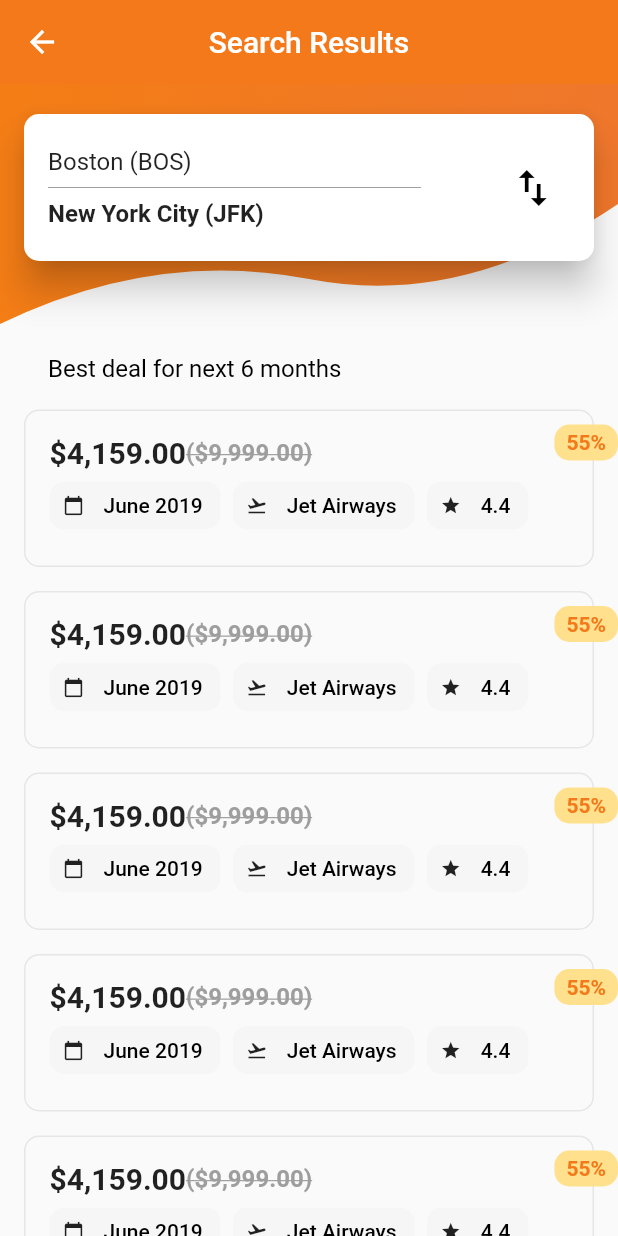
After one commit to dutchmanbd/flighttickets, a Flutter app: the FlightListing screen opened directly, on a phone screen of 412 x 824 dp. The commit adds this screen. Run offline on Flutter 3.47's test engine with Material 2 defaults, Android fonts, the phone set to English and light mode, and no system bars; Roboto replaces fonts that are missing (Oxygen).

Commit message:
complete search screen statically

```diff
--- /dev/null
+++ b/lib/flight_list.dart
@@ -0,0 +1,229 @@
+import 'package:flighttickets/CustomShapeClipper.dart';
+import 'package:flighttickets/main.dart';
+import 'package:flutter/material.dart';
+
+var discountBackgroundColor = Color(0xFFFFE08D);
+var flightBorderColor = Color(0xFFE6E6E6);
+var chipBackgroundColor = Color(0xFFF6F6F6);
+
+class FlightListing extends StatelessWidget {
+  @override
+  Widget build(BuildContext context) {
+    return Scaffold(
+      appBar: AppBar(
+        elevation: 0.0,
+        title: Text("Search Results"),
+        centerTitle: true,
+        leading: InkWell(
+          onTap: () {
+            Navigator.pop(context);
+          },
+          child: Icon(Icons.arrow_back),
+        ),
+      ),
+      body: SingleChildScrollView(
+        scrollDirection: Axis.vertical,
+        child: Column(
+          children: <Widget>[
+            FlightListTopPart(),
+            SizedBox(
+              height: 20.0,
+            ),
+            FlightListBottomPart(),
+          ],
+        ),
+      ),
+    );
+  }
+}
+
+class FlightListTopPart extends StatelessWidget {
+  @override
+  Widget build(BuildContext context) {
+    return Stack(
+      children: <Widget>[
+        ClipPath(
+          clipper: CustomShapeClipper(),
+          child: Container(
+            decoration: BoxDecoration(gradient: clipLinearGradient),
+            height: 160.0,
+          ),
+        ),
+        Column(
+          children: <Widget>[
+            SizedBox(
+              height: 20.0,
+            ),
+            Card(
+              shape: RoundedRectangleBorder(
+                  borderRadius: BorderRadius.all(Radius.circular(10.0))),
+              margin: EdgeInsets.symmetric(horizontal: 16.0),
+              elevation: 10.0,
+              child: Container(
+                padding: EdgeInsets.symmetric(horizontal: 16.0, vertical: 22.0),
+                child: Row(
+                  mainAxisSize: MainAxisSize.max,
+                  children: <Widget>[
+                    Expanded(
+                      flex: 5,
+                      child: Column(
+                        mainAxisAlignment: MainAxisAlignment.center,
+                        crossAxisAlignment: CrossAxisAlignment.start,
+                        children: <Widget>[
+                          Text("Boston (BOS)",
+                              style: TextStyle(fontSize: 16.0)),
+                          Divider(
+                            color: Colors.grey,
+                          ),
+                          Text("New York City (JFK)",
+                              style: TextStyle(
+                                  fontSize: 16.0, fontWeight: FontWeight.bold))
+                        ],
+                      ),
+                    ),
+                    Spacer(),
+                    Expanded(
+                      flex: 1,
+                      child: Icon(
+                        Icons.import_export,
+                        color: Colors.black,
+                        size: 32.0,
+                      ),
+                    )
+                  ],
+                ),
+              ),
+            ),
+          ],
+        )
+      ],
+    );
+  }
+}
+
+class FlightListBottomPart extends StatelessWidget {
+  @override
+  Widget build(BuildContext context) {
+    return Padding(
+      padding: EdgeInsets.only(left: 16.0),
+      child: Column(
+        crossAxisAlignment: CrossAxisAlignment.start,
+        children: <Widget>[
+          Padding(
+            padding: EdgeInsets.symmetric(horizontal: 16.0),
+            child: Text(
+              "Best deal for next 6 months",
+              style: dropDownMenuItemStyle,
+            ),
+          ),
+          SizedBox(
+            height: 10.0,
+          ),
+          ListView(
+            shrinkWrap: true,
+            physics: ClampingScrollPhysics(),
+            scrollDirection: Axis.vertical,
+            children: <Widget>[
+              FlightListCard(),
+              FlightListCard(),
+              FlightListCard(),
+              FlightListCard(),
+              FlightListCard(),
+              FlightListCard(),
+            ],
+          )
+        ],
+      ),
+    );
+  }
+}
+
+class FlightListCard extends StatelessWidget {
+  @override
+  Widget build(BuildContext context) {
+    return Padding(
+      padding: const EdgeInsets.symmetric(vertical: 8.0),
+      child: Stack(
+        children: <Widget>[
+          Container(
+            margin: EdgeInsets.only(right: 16.0),
+            decoration: BoxDecoration(
+                borderRadius: BorderRadius.all(Radius.circular(10.0)),
+                border: Border.all(color: flightBorderColor)),
+            child: Padding(
+              padding: const EdgeInsets.all(16.0),
+              child: Column(
+                crossAxisAlignment: CrossAxisAlignment.start,
+                children: <Widget>[
+                  Row(
+                    children: <Widget>[
+                      Text(
+                        "${formatCurrency.format(4159)}",
+                        style: TextStyle(
+                            fontWeight: FontWeight.bold, fontSize: 20.0),
+                      ),
+                      Text(
+                        "(${formatCurrency.format(9999)})",
+                        style: TextStyle(
+                            fontWeight: FontWeight.bold,
+                            fontSize: 16.0,
+                            decoration: TextDecoration.lineThrough,
+                            color: Colors.grey),
+                      )
+                    ],
+                  ),
+                  Wrap(
+                    spacing: 8.0,
+                    runSpacing: -8.0,
+                    children: <Widget>[
+                      FlightDetailChip(Icons.calendar_today, "June 2019"),
+                      FlightDetailChip(Icons.flight_takeoff, "Jet Airways"),
+                      FlightDetailChip(Icons.star, "4.4")
+                    ],
+                  )
+                ],
+              ),
+            ),
+          ),
+          Positioned(
+            top: 10.0,
+            right: 0.0,
+            child: Container(
+              padding: EdgeInsets.symmetric(horizontal: 8.0, vertical: 4.0),
+              child: Text("55%",
+                  style: TextStyle(
+                      fontSize: 14.0,
+                      color: appTheme.primaryColor,
+                      fontWeight: FontWeight.bold)),
+              decoration: BoxDecoration(
+                  color: discountBackgroundColor,
+                  borderRadius: BorderRadius.all(Radius.circular(10.0))),
+            ),
+          )
+        ],
+      ),
+    );
+  }
+}
+
+class FlightDetailChip extends StatelessWidget {
+  final IconData iconData;
+  final String label;
+
+  FlightDetailChip(this.iconData, this.label);
+
+  @override
+  Widget build(BuildContext context) {
+    return RawChip(
+      label: Text(label),
+      labelStyle: TextStyle(color: Colors.black, fontSize: 14.0),
+      backgroundColor: chipBackgroundColor,
+      avatar: Icon(
+        iconData,
+        size: 14.0,
+      ),
+      shape: RoundedRectangleBorder(
+          borderRadius: BorderRadius.all(Radius.circular(10.0))),
+    );
+  }
+}
--- a/lib/main.dart
+++ b/lib/main.dart
@@ -1,5 +1,6 @@
 import 'package:flighttickets/CustomAppBar.dart';
 import 'package:flighttickets/CustomShapeClipper.dart';
+import 'package:flighttickets/flight_list.dart';
 import 'package:flutter/material.dart';
 import 'package:intl/intl.dart';
 
@@ -14,6 +15,7 @@ void main() => runApp(
 
 var firstColor = Color(0xFFF47D15);
 var secondColor = Color(0xFFEF772C);
+var clipLinearGradient = LinearGradient(colors: [firstColor, secondColor]);
 
 var appTheme = ThemeData(primaryColor: Color(0xFFF3791A), fontFamily: 'Oxygen');
 
@@ -33,6 +35,7 @@ class HomeScreen extends StatelessWidget {
           children: <Widget>[
             HomeScreenTopPart(),
             homeScreenBottomPart,
+            homeScreenBottomPart
           ],
         ),
       ),
@@ -58,7 +61,7 @@ class _HomeScreenTopPartState extends State<HomeScreenTopPart> {
           child: Container(
             height: 400.0,
             decoration: BoxDecoration(
-                gradient: LinearGradient(colors: [firstColor, secondColor])),
+                gradient: clipLinearGradient),
             child: Column(
               children: <Widget>[
                 SizedBox(
@@ -138,9 +141,16 @@ class _HomeScreenTopPartState extends State<HomeScreenTopPart> {
                             elevation: 2.0,
                             borderRadius:
                                 BorderRadius.all(Radius.circular(30.0)),
-                            child: Icon(
-                              Icons.search,
-                              color: Colors.black,
+                            child: InkWell(
+                              onTap: (){
+                                Navigator.push(context, MaterialPageRoute(
+                                  builder: (context) => FlightListing()
+                                ));
+                              },
+                              child: Icon(
+                                Icons.search,
+                                color: Colors.black,
+                              ),
                             ),
                           )),
                       style: dropDownMenuItemStyle,
```
